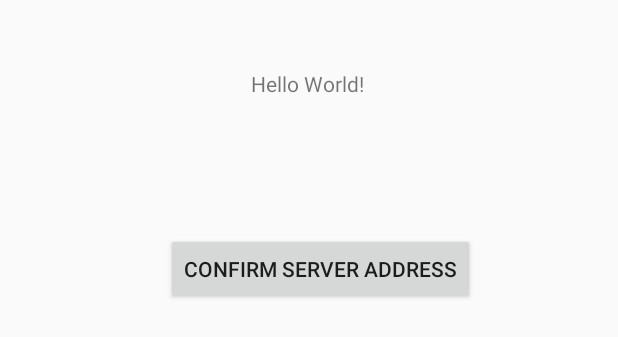
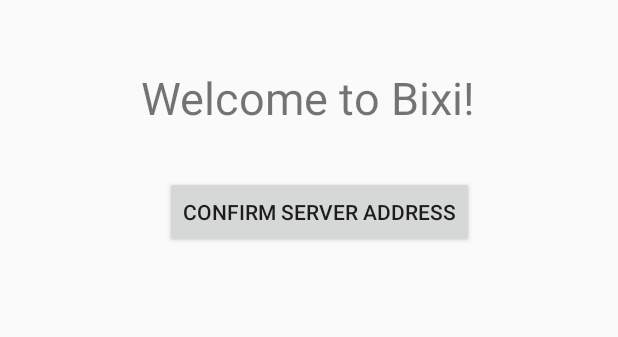
Before and after one commit to williambalea/inf3995, an Android app: the layout activity_main.xml on its own in the app's theme, with its tools: preview values and no code run, on a phone screen of 412 x 824 dp. Shown: the top 337 px of the screen. Run offline under Robolectric (Android 15) with nearby library versions, the phone set to English and light mode, and no system bars.

Commit message:
[Robin] refactoring dialog

```diff
--- a/Application_Android/app/src/main/java/inf3995/bixiapplication/IpAddressDialog.kt
+++ b/Application_Android/app/src/main/java/inf3995/bixiapplication/IpAddressDialog.kt
@@ -46,7 +46,6 @@ class IpAddressDialog: AppCompatDialogFragment() {
             dismiss()
         }
 
-
         cancelButton.setOnClickListener{dismiss()}
     }
 
--- a/Application_Android/app/src/main/res/layout/activity_main.xml
+++ b/Application_Android/app/src/main/res/layout/activity_main.xml
@@ -10,7 +10,8 @@
         android:id="@+id/welcomeToApp"
         android:layout_width="wrap_content"
         android:layout_height="wrap_content"
-        android:text="Hello World!"
+        android:text="@string/welcome_to_bixi"
+        android:textSize="30sp"
         app:layout_constraintBottom_toBottomOf="parent"
         app:layout_constraintHorizontal_bias="0.498"
         app:layout_constraintLeft_toLeftOf="parent"
@@ -24,14 +25,16 @@
         android:layout_height="wrap_content"
         android:layout_marginStart="169dp"
         android:layout_marginLeft="169dp"
-        android:layout_marginTop="46dp"
+        android:layout_marginTop="32dp"
         android:layout_marginEnd="154dp"
         android:layout_marginRight="154dp"
         android:layout_marginBottom="577dp"
-        android:text="Confirm server address"
+        android:text="@string/confirm_server_address"
         app:layout_constraintBottom_toBottomOf="parent"
         app:layout_constraintEnd_toEndOf="parent"
+        app:layout_constraintHorizontal_bias="0.51"
         app:layout_constraintStart_toStartOf="parent"
-        app:layout_constraintTop_toBottomOf="@+id/welcomeToApp" />
+        app:layout_constraintTop_toBottomOf="@+id/welcomeToApp"
+        app:layout_constraintVertical_bias="0.0" />
 
 </androidx.constraintlayout.widget.ConstraintLayout>
--- a/Application_Android/app/src/main/res/layout/setting_ip_address_dialog.xml
+++ b/Application_Android/app/src/main/res/layout/setting_ip_address_dialog.xml
@@ -19,7 +19,7 @@
         app:layout_constraintHorizontal_bias="0.486"
         app:layout_constraintStart_toStartOf="parent"
         app:layout_constraintTop_toBottomOf="@+id/editTextIpAddress"
-        app:layout_constraintVertical_bias="0.0" />
+        app:layout_constraintVertical_bias="0.48000002" />
 
     <TextView
         android:id="@+id/ipAddressPrompt"
@@ -73,6 +73,6 @@
         app:layout_constraintEnd_toEndOf="parent"
         app:layout_constraintStart_toEndOf="@+id/cancelButton"
         app:layout_constraintTop_toBottomOf="@+id/ipAddressPrompt"
-        app:layout_constraintVertical_bias="0.0" />
+        app:layout_constraintVertical_bias="0.49" />
 
 </androidx.constraintlayout.widget.ConstraintLayout>
--- a/Application_Android/app/src/main/res/values/strings.xml
+++ b/Application_Android/app/src/main/res/values/strings.xml
@@ -3,5 +3,7 @@
     <string name="enter_your_ip_address">Enter the server ip address</string>
     <string name="cancel">CANCEL</string>
     <string name="ok">OK</string>
-    <string name="ip_address">ip address::port</string>
+    <string name="ip_address">ip address:port</string>
+    <string name="welcome_to_bixi">Welcome to Bixi!</string>
+    <string name="confirm_server_address">Confirm server address</string>
 </resources>
```
Also changed, not shown: Application_Android/app/src/main/java/inf3995/bixiapplication/MainActivity.kt (+0 -9 lines).
